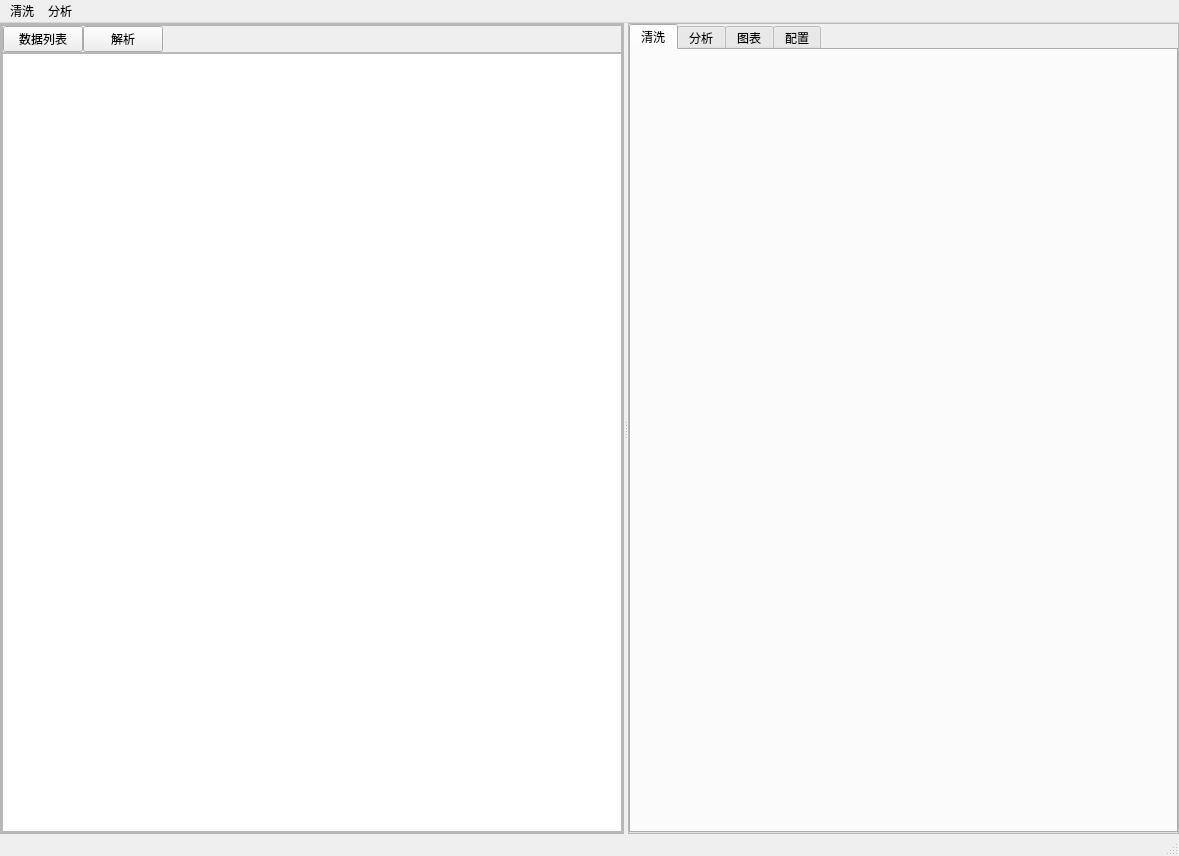
First picture: the form in SciTools/mainui/main.ui, repository xihuyu20000/learn-python, before the edit.
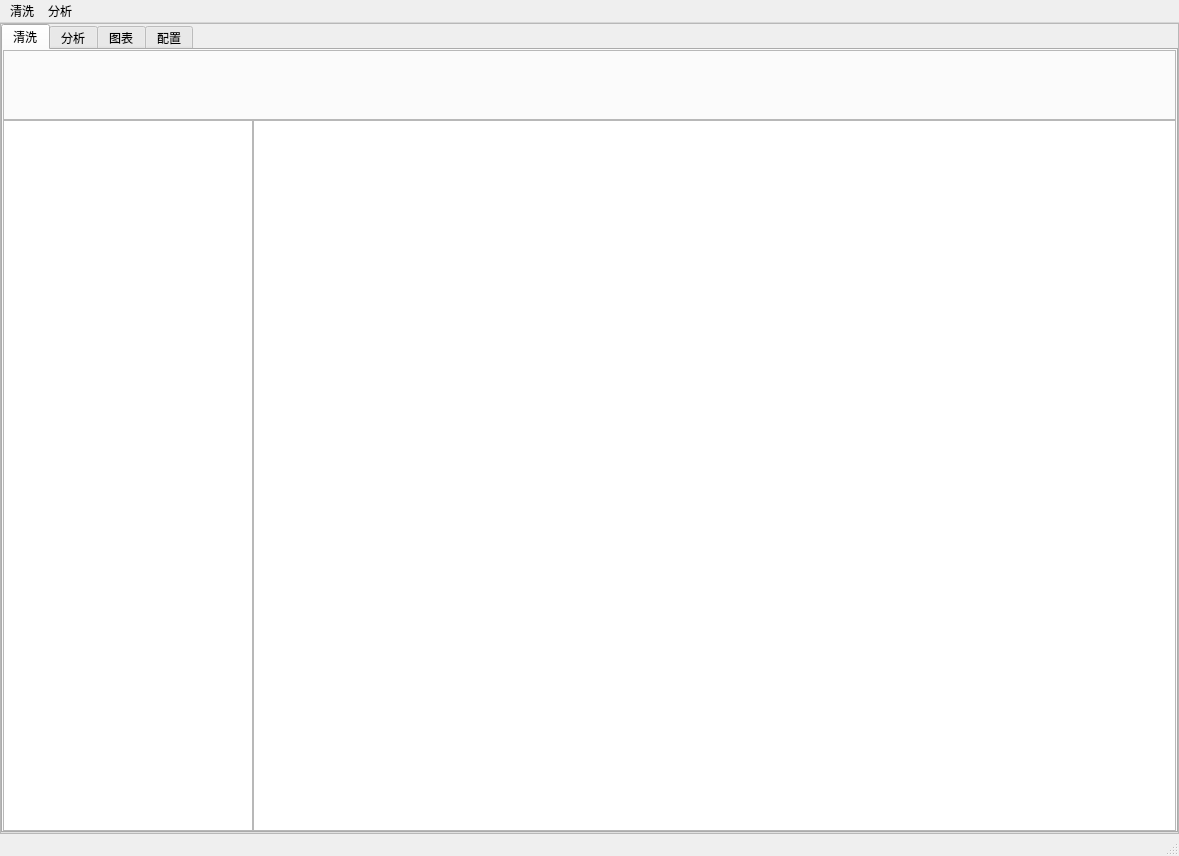
Second picture: the form after the edit. Icons and pictures are not drawn. Custom widgets are drawn as their Qt base class.

Commit message: 改了布局

```diff
--- a/SciTools/mainui/main.ui
+++ b/SciTools/mainui/main.ui
@@ -14,7 +14,7 @@
    <string>MainWindow</string>
   </property>
   <widget class="QWidget" name="centralwidget">
-   <layout class="QVBoxLayout" name="verticalLayout_6">
+      <layout class="QHBoxLayout" name="horizontalLayout">
     <property name="spacing">
      <number>0</number>
     </property>
@@ -31,17 +31,41 @@
      <number>0</number>
     </property>
     <item>
-     <widget class="QSplitter" name="main_splitter">
-      <property name="orientation">
-       <enum>Qt::Horizontal</enum>
-      </property>
-      <widget class="QFrame" name="frame">
+          <widget class="QFrame" name="frame_2">
        <property name="frameShape">
         <enum>QFrame::StyledPanel</enum>
        </property>
        <property name="frameShadow">
         <enum>QFrame::Raised</enum>
        </property>
+            <layout class="QHBoxLayout" name="horizontalLayout_4">
+              <property name="spacing">
+                <number>0</number>
+              </property>
+              <property name="leftMargin">
+                <number>0</number>
+              </property>
+              <property name="topMargin">
+                <number>0</number>
+              </property>
+              <property name="rightMargin">
+                <number>0</number>
+              </property>
+              <property name="bottomMargin">
+                <number>0</number>
+              </property>
+              <item>
+                <widget class="QTabWidget" name="mainTabWidget">
+                  <property name="tabPosition">
+                    <enum>QTabWidget::North</enum>
+                  </property>
+                  <property name="currentIndex">
+                    <number>0</number>
+                  </property>
+                  <widget class="QWidget" name="tab1">
+                    <attribute name="title">
+                      <string>清洗</string>
+                    </attribute>
        <layout class="QVBoxLayout" name="verticalLayout">
         <property name="spacing">
          <number>0</number>
@@ -59,18 +83,26 @@
          <number>0</number>
         </property>
         <item>
-         <widget class="QSplitter" name="splitter_2">
-          <property name="orientation">
-           <enum>Qt::Vertical</enum>
-          </property>
-          <widget class="QFrame" name="frame_3">
+                        <widget class="ScrollWidget" name="clean_toolbar">
+                          <property name="minimumSize">
+                            <size>
+                              <width>0</width>
+                              <height>70</height>
+                            </size>
+                          </property>
+                          <property name="maximumSize">
+                            <size>
+                              <width>16777215</width>
+                              <height>70</height>
+                            </size>
+                          </property>
            <property name="frameShape">
             <enum>QFrame::StyledPanel</enum>
            </property>
            <property name="frameShadow">
             <enum>QFrame::Raised</enum>
            </property>
-           <layout class="QVBoxLayout" name="verticalLayout_2">
+                          <layout class="QHBoxLayout" name="toolbar_layout">
             <property name="spacing">
              <number>0</number>
             </property>
@@ -86,62 +118,22 @@
             <property name="bottomMargin">
              <number>0</number>
             </property>
+                          </layout>
+                        </widget>
+                      </item>
             <item>
-             <widget class="QFrame" name="frame_5">
-              <property name="frameShape">
-               <enum>QFrame::StyledPanel</enum>
-              </property>
-              <property name="frameShadow">
-               <enum>QFrame::Raised</enum>
-              </property>
               <layout class="QHBoxLayout" name="horizontalLayout_2">
                <property name="spacing">
                 <number>0</number>
                </property>
-               <property name="leftMargin">
-                <number>0</number>
-               </property>
-               <property name="topMargin">
-                <number>0</number>
-               </property>
-               <property name="rightMargin">
-                <number>0</number>
-               </property>
-               <property name="bottomMargin">
-                <number>0</number>
-               </property>
-               <item>
-                <widget class="QPushButton" name="datafiles_btn_list">
-                 <property name="text">
-                  <string>数据列表</string>
-                 </property>
-                </widget>
-               </item>
-               <item>
-                <widget class="QPushButton" name="datafiles_btn_parse">
-                 <property name="text">
-                  <string>解析</string>
-                 </property>
-                </widget>
-               </item>
-               <item>
-                <spacer name="horizontalSpacer">
-                 <property name="orientation">
-                  <enum>Qt::Horizontal</enum>
-                 </property>
-                 <property name="sizeHint" stdset="0">
-                  <size>
-                   <width>392</width>
-                   <height>20</height>
-                  </size>
-                 </property>
-                </spacer>
-               </item>
-              </layout>
-             </widget>
-            </item>
             <item>
              <widget class="QListWidget" name="datafiles_list">
+                              <property name="maximumSize">
+                                <size>
+                                  <width>250</width>
+                                  <height>16777215</height>
+                                </size>
+                              </property>
               <property name="selectionMode">
                <enum>QAbstractItemView::ExtendedSelection</enum>
               </property>
@@ -150,60 +142,11 @@
               </property>
              </widget>
             </item>
-           </layout>
-          </widget>
-         </widget>
-        </item>
-       </layout>
-      </widget>
-      <widget class="QFrame" name="frame_2">
-       <property name="frameShape">
-        <enum>QFrame::StyledPanel</enum>
-       </property>
-       <property name="frameShadow">
-        <enum>QFrame::Raised</enum>
-       </property>
-       <layout class="QHBoxLayout" name="horizontalLayout_4">
-        <property name="spacing">
-         <number>0</number>
-        </property>
-        <property name="leftMargin">
-         <number>0</number>
-        </property>
-        <property name="topMargin">
-         <number>0</number>
-        </property>
-        <property name="rightMargin">
-         <number>0</number>
-        </property>
-        <property name="bottomMargin">
-         <number>0</number>
-        </property>
         <item>
-         <widget class="QTabWidget" name="mainTabWidget">
-          <property name="currentIndex">
-           <number>0</number>
-          </property>
-          <widget class="QWidget" name="tab1">
-           <attribute name="title">
-            <string>清洗</string>
-           </attribute>
-           <layout class="QVBoxLayout" name="tab1_layout">
-            <property name="spacing">
-             <number>0</number>
-            </property>
-            <property name="leftMargin">
-             <number>0</number>
-            </property>
-            <property name="topMargin">
-             <number>0</number>
-            </property>
-            <property name="rightMargin">
-             <number>0</number>
-            </property>
-            <property name="bottomMargin">
-             <number>0</number>
-            </property>
+                            <widget class="TableKit" name="clean_datatable" />
+                          </item>
+                        </layout>
+                      </item>
            </layout>
           </widget>
           <widget class="QWidget" name="tab2">
@@ -559,7 +502,6 @@
         </item>
        </layout>
       </widget>
-     </widget>
     </item>
    </layout>
   </widget>
@@ -828,7 +770,29 @@
     <string>数据合并</string>
    </property>
   </action>
- </widget>
- <resources/>
- <connections/>
+    <action name="menu_clean_parse">
+      <property name="icon">
+        <iconset>
+          <normaloff>icons/aislogo.png</normaloff>../icons/aislogo.png</iconset>
+      </property>
+      <property name="text">
+        <string>解析</string>
+      </property>
+    </action>
+  </widget>
+  <customwidgets>
+    <customwidget>
+      <class>ScrollWidget</class>
+      <extends>QFrame</extends>
+      <header>mtoolkit.h</header>
+      <container>1</container>
+    </customwidget>
+    <customwidget>
+      <class>TableKit</class>
+      <extends>QTableView</extends>
+      <header>mtoolkit.h</header>
+    </customwidget>
+  </customwidgets>
+  <resources />
+  <connections />
 </ui>
```
Left out of the diff: 70 changed lines with no effect on the pictures. Lines whose indentation alone changed are shown as unchanged. The commit also changes 7 other files.
